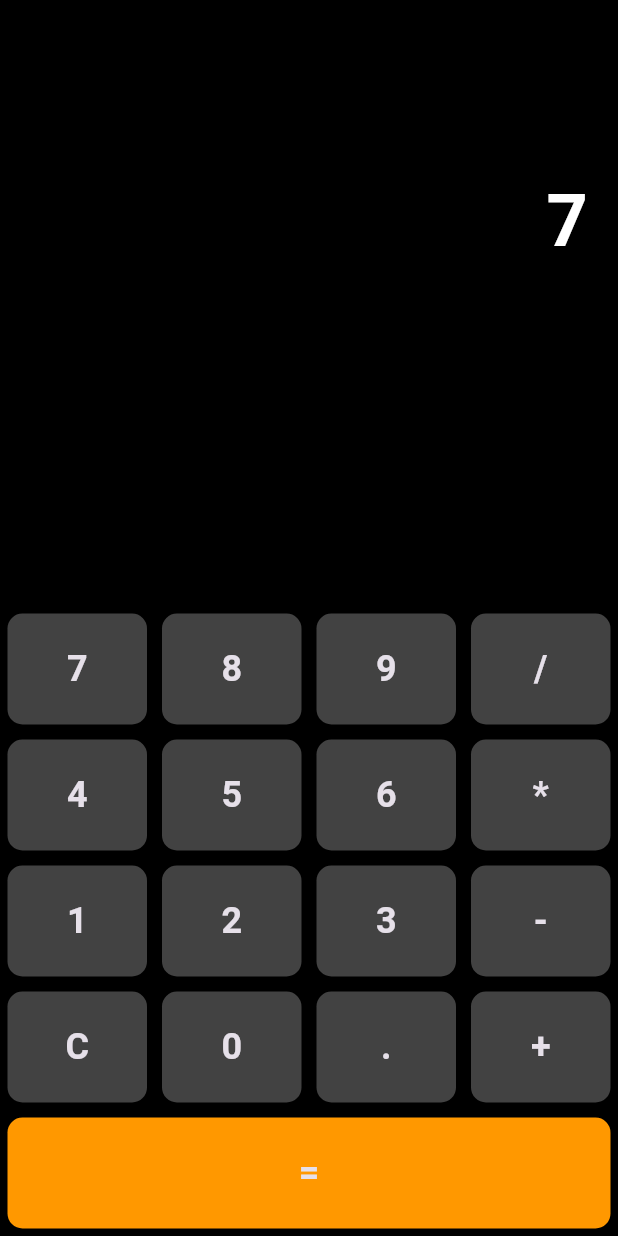
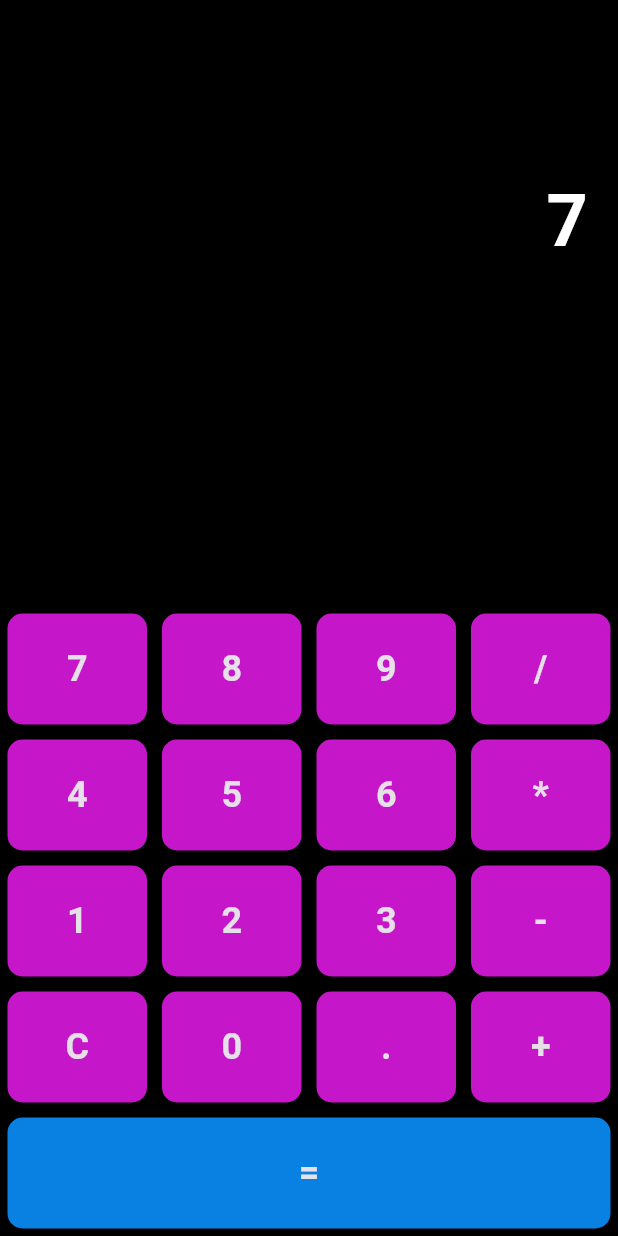
Before and after one commit to FaithNnakwe/calculator_app, a Flutter app: the screen it shows after launch, after a tap on an icon or button, on a phone screen of 412 x 824 dp. Run offline on Flutter 3.47's test engine with Material 3 defaults, Android fonts, the phone set to English and light mode, and no system bars.

Commit message:
Design changes made to calculator

```diff
--- a/lib/main.dart
+++ b/lib/main.dart
@@ -10,7 +10,7 @@ class CalculatorApp extends StatelessWidget {
     return MaterialApp(
       debugShowCheckedModeBanner: false,
       title: 'Calculator',
-      theme: ThemeData.dark(),
+      theme: ThemeData.dark(), // sets background color of the calculator to black.
       home: CalculatorScreen(),
     );
   }
@@ -22,8 +22,8 @@ class CalculatorScreen extends StatefulWidget {
 }
 
 class _CalculatorScreenState extends State<CalculatorScreen> {
-  String input = '';
-  String output = '';
+  String input = '';  // Variable to collect user input
+  String output = ''; // Variable to collect output
   double num1 = 0;
   double num2 = 0;
   String operator = '';
@@ -50,7 +50,7 @@ class _CalculatorScreenState extends State<CalculatorScreen> {
               output = (num1 * num2).toString();
               break;
             case '/':
-              output = (num2 != 0) ? (num1 / num2).toStringAsFixed(8) : "Error";
+              output = (num2 != 0) ? (num1 / num2).toStringAsFixed(5) : "Error";
               break;
           }
           input = output;
@@ -123,7 +123,7 @@ class _CalculatorScreenState extends State<CalculatorScreen> {
           ])
             Row(
               children: row.map((button) {
-                return buildButton(button, color: button == "=" ? Colors.orange : Colors.grey[800]!);
+                return buildButton(button, color: button == "=" ? const Color.fromARGB(255, 9, 129, 227) : const Color.fromARGB(255, 198, 22, 201)!);
               }).toList(),
             )
         ],
```
